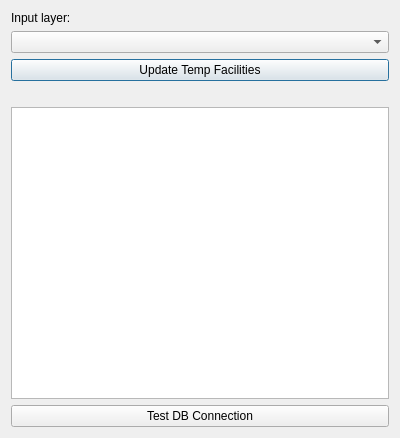
Old version of the form update_facilities/update_facilities_dialog_base.ui in the repository linz/nz-facilities.
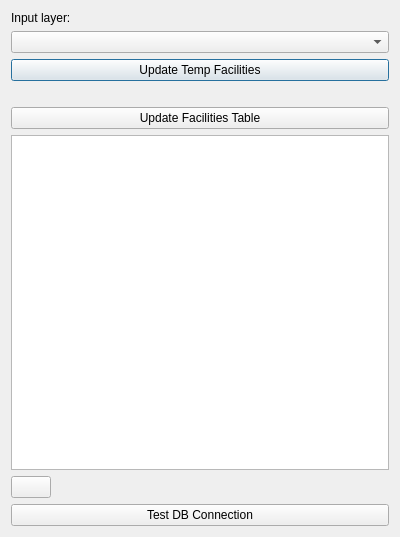
New version of the form. Custom widgets are drawn as their Qt base class.

Commit message:
feat: process to update facilities table
Updates facilities table using the temp table and attribute in the change_action column. If errors are encountered it is rolled back.

```diff
--- a/update_facilities/update_facilities_dialog_base.ui
+++ b/update_facilities/update_facilities_dialog_base.ui
@@ -7,7 +7,7 @@
     <x>0</x>
     <y>0</y>
     <width>400</width>
-    <height>438</height>
+    <height>537</height>
    </rect>
   </property>
   <property name="windowTitle">
@@ -15,8 +15,6 @@
   </property>
   <layout class="QVBoxLayout" name="verticalLayout">
    <item>
-    <layout class="QVBoxLayout" name="verticalLayout_2">
-     <item>
       <widget class="QLabel" name="label">
        <property name="text">
         <string>Input layer:</string>
@@ -50,10 +48,6 @@
        </item>
       </layout>
      </item>
-    </layout>
-   </item>
-   <item>
-    <layout class="QHBoxLayout" name="horizontalLayout_4">
      <item>
       <spacer name="horizontalSpacer_2">
        <property name="orientation">
@@ -67,7 +61,12 @@
        </property>
       </spacer>
      </item>
-    </layout>
+   <item>
+    <widget class="QPushButton" name="btn_update_facilities_table">
+     <property name="text">
+      <string>Update Facilities Table</string>
+     </property>
+    </widget>
    </item>
    <item>
     <widget class="QTextEdit" name="msgbox">
@@ -86,6 +85,22 @@
      </property>
     </widget>
    </item>
+   <item>
+    <widget class="QPushButton" name="pb_clear_message">
+     <property name="sizePolicy">
+      <sizepolicy hsizetype="Fixed" vsizetype="Fixed">
+       <horstretch>14</horstretch>
+       <verstretch>14</verstretch>
+      </sizepolicy>
+     </property>
+     <property name="toolTip">
+      <string extracomment="clears message box"/>
+     </property>
+     <property name="text">
+      <string/>
+     </property>
+    </widget>
+   </item>
    <item>
     <widget class="QPushButton" name="btn_test_dbconn">
      <property name="text">
```
Lines whose indentation alone changed are shown as unchanged. The commit also changes 11 other files.
